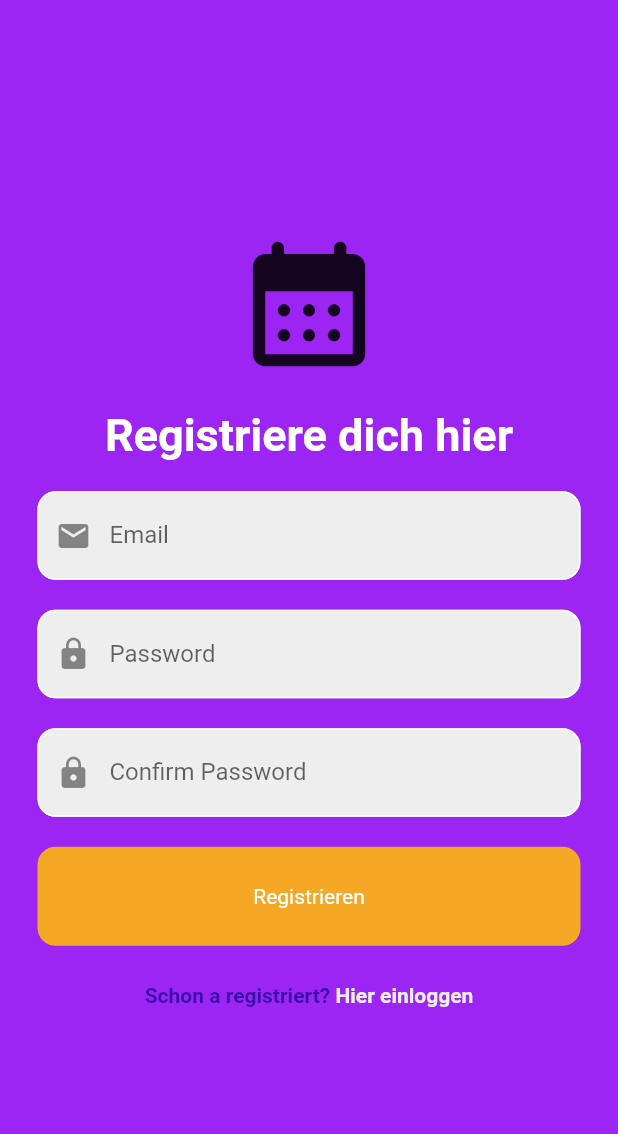
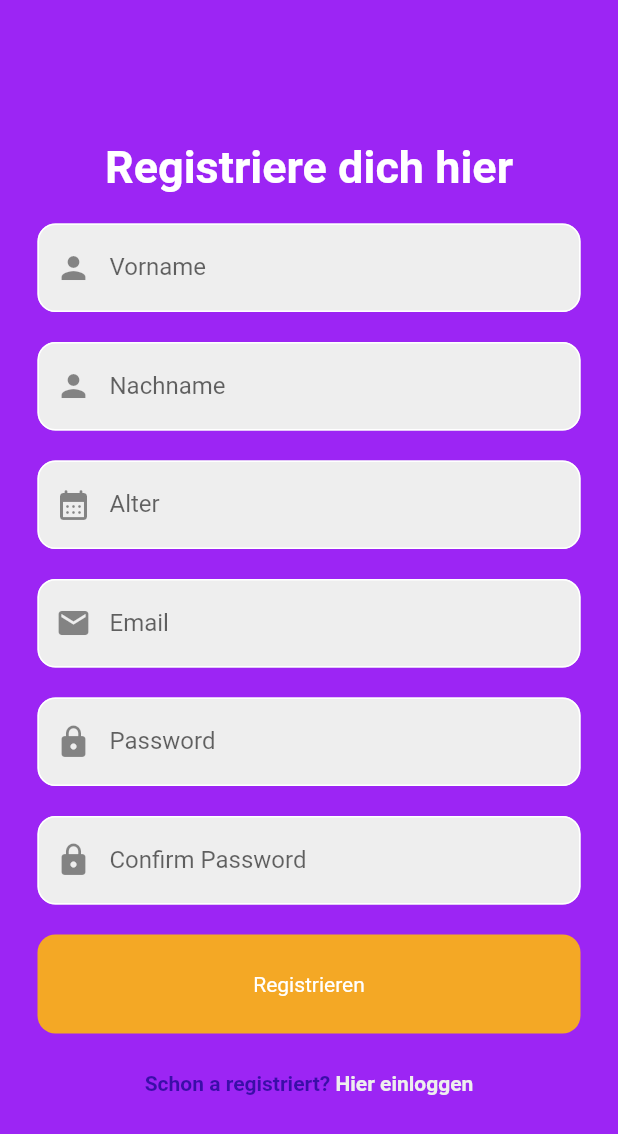
Before and after one commit to nigina23/flutterappclue, a Flutter app: the RegisterScreen screen opened directly with empty values, after a tap on "Registrieren", on a phone screen of 412 x 824 dp. Shown: the top 1134 px of the screen. Run offline on Flutter 3.47's test engine with Material 2 defaults, Android fonts, the phone set to English and light mode, and no system bars; our stand-ins replace cloud_firestore, firebase_auth, firebase_core, flutter_signin_button, image_picker, syncfusion_flutter_calendar; accounts and stored records are empty; network calls fail.

Commit message:
register screen added

```diff
--- a/lib/register_screen.dart
+++ b/lib/register_screen.dart
@@ -1,20 +1,25 @@
+import 'package:cloud_firestore/cloud_firestore.dart';
 import 'package:firebase_auth/firebase_auth.dart';
 import 'package:flutter/material.dart';
 
 class RegisterScreen extends StatefulWidget {
   final VoidCallback showLoginPage;
-  const RegisterScreen({Key? key, required this.showLoginPage}) : super(key: key);
+
+  const RegisterScreen({Key? key, required this.showLoginPage})
+      : super(key: key);
 
   @override
   State<RegisterScreen> createState() => _RegisterScreenState();
 }
 
 class _RegisterScreenState extends State<RegisterScreen> {
-
   //text controller
-  final _emailController=TextEditingController();
-  final _passwordController=TextEditingController();
+  final _emailController = TextEditingController();
+  final _passwordController = TextEditingController();
   final _confirmPasswordController = TextEditingController();
+  final _firstNameController = TextEditingController();
+  final _lastNameController = TextEditingController();
+  final _ageController = TextEditingController();
 
   @override
   void dispose() {
@@ -22,24 +27,48 @@ class _RegisterScreenState extends State<RegisterScreen> {
     _emailController.dispose();
     _passwordController.dispose();
     _confirmPasswordController.dispose();
+    _firstNameController.dispose();
+    _lastNameController.dispose();
+    _ageController.dispose();
     super.dispose();
   }
 
-  Future signUp () async {
+  Future signUp() async {
     if (passwordConfirmed()) {
+      //create user
       await FirebaseAuth.instance.createUserWithEmailAndPassword(
           email: _emailController.text.trim(),
           password: _passwordController.text.trim());
+      //add user details
+      addUserDetails(
+          _firstNameController.text.trim(),
+          _lastNameController.text.trim(),
+          _emailController.text.trim(),
+          int.parse(
+            _ageController.text.trim(),
+          ));
     }
   }
 
+  Future addUserDetails(
+      String firstName, String lastName, String email, int age) async {
+    await FirebaseFirestore.instance.collection('users').add({
+      'first name': firstName,
+      'last name': lastName,
+      'email': email,
+      'age': age,
+    });
+  }
+
   bool passwordConfirmed() {
-    if(_passwordController.text.trim()==_confirmPasswordController.text.trim()){
+    if (_passwordController.text.trim() ==
+        _confirmPasswordController.text.trim()) {
       return true;
-    }else {
+    } else {
       return false;
     }
   }
+
   @override
   Widget build(BuildContext context) {
     return Scaffold(
@@ -49,19 +78,92 @@ class _RegisterScreenState extends State<RegisterScreen> {
           child: SingleChildScrollView(
             child: Column(
               mainAxisAlignment: MainAxisAlignment.center,
-              children:[
-                const Icon(
-                  Icons.calendar_month_rounded,
-                  size: 100,
-                ),
-                const SizedBox(height: 20,),
-                const Text("Registriere dich hier",
+              children: [
+                const Text(
+                  "Registriere dich hier",
                   style: TextStyle(
                       fontWeight: FontWeight.bold,
                       color: Colors.white,
                       fontStyle: FontStyle.normal,
-                      fontSize: 30),),
-                SizedBox(height: 20,),
+                      fontSize: 30),
+                ),
+                SizedBox(
+                  height: 20,
+                ),
+                //first name textfield
+                Padding(
+                  padding: const EdgeInsets.symmetric(horizontal: 25.0),
+                  child: TextField(
+                    controller: _firstNameController,
+                    decoration: InputDecoration(
+                      enabledBorder: OutlineInputBorder(
+                        borderSide: BorderSide(color: Colors.white),
+                        borderRadius: BorderRadius.circular(12),
+                      ),
+                      focusedBorder: OutlineInputBorder(
+                        borderSide: BorderSide(color: Colors.deepOrange),
+                        borderRadius: BorderRadius.circular(12),
+                      ),
+                      fillColor: Colors.grey[200],
+                      filled: true,
+                      border: InputBorder.none,
+                      prefixIcon: Icon(Icons.person),
+                      labelText: 'Vorname',
+                    ),
+                  ),
+                ),
+                SizedBox(
+                  height: 20,
+                ),
+                //last name Textfield
+                Padding(
+                  padding: const EdgeInsets.symmetric(horizontal: 25.0),
+                  child: TextField(
+                    controller: _lastNameController,
+                    decoration: InputDecoration(
+                      enabledBorder: OutlineInputBorder(
+                        borderSide: BorderSide(color: Colors.white),
+                        borderRadius: BorderRadius.circular(12),
+                      ),
+                      focusedBorder: OutlineInputBorder(
+                        borderSide: BorderSide(color: Colors.deepOrange),
+                        borderRadius: BorderRadius.circular(12),
+                      ),
+                      fillColor: Colors.grey[200],
+                      filled: true,
+                      border: InputBorder.none,
+                      prefixIcon: Icon(Icons.person),
+                      labelText: 'Nachname',
+                    ),
+                  ),
+                ),
+                SizedBox(
+                  height: 20,
+                ),
+                Padding(
+                  padding: const EdgeInsets.symmetric(horizontal: 25.0),
+                  child: TextField(
+                    controller: _ageController,
+                    decoration: InputDecoration(
+                      enabledBorder: OutlineInputBorder(
+                        borderSide: BorderSide(color: Colors.white),
+                        borderRadius: BorderRadius.circular(12),
+                      ),
+                      focusedBorder: OutlineInputBorder(
+                        borderSide: BorderSide(color: Colors.deepOrange),
+                        borderRadius: BorderRadius.circular(12),
+                      ),
+                      fillColor: Colors.grey[200],
+                      filled: true,
+                      border: InputBorder.none,
+                      prefixIcon: Icon(Icons.calendar_month_rounded),
+                      labelText: 'Alter',
+                    ),
+                  ),
+                ),
+                SizedBox(
+                  height: 20,
+                ),
                 //email textfield
                 Padding(
                   padding: const EdgeInsets.symmetric(horizontal: 25.0),
@@ -84,16 +186,13 @@ class _RegisterScreenState extends State<RegisterScreen> {
                     ),
                   ),
                 ),
-
-
-
-
-                const SizedBox(height: 20,),
-
+                const SizedBox(
+                  height: 20,
+                ),
                 //password textfield
                 Padding(
                   padding: const EdgeInsets.symmetric(horizontal: 25.0),
-                  child:TextField(
+                  child: TextField(
                     controller: _passwordController,
                     decoration: InputDecoration(
                       enabledBorder: OutlineInputBorder(
@@ -104,7 +203,6 @@ class _RegisterScreenState extends State<RegisterScreen> {
                         borderSide: const BorderSide(color: Colors.deepOrange),
                         borderRadius: BorderRadius.circular(12),
                       ),
-
                       border: InputBorder.none,
                       prefixIcon: Icon(Icons.lock),
                       labelText: 'Password',
@@ -113,11 +211,13 @@ class _RegisterScreenState extends State<RegisterScreen> {
                     ),
                   ),
                 ),
-                const SizedBox(height: 20,),
+                const SizedBox(
+                  height: 20,
+                ),
                 // controlle des Passwords
                 Padding(
                   padding: const EdgeInsets.symmetric(horizontal: 25.0),
-                  child:TextField(
+                  child: TextField(
                     controller: _confirmPasswordController,
                     decoration: InputDecoration(
                       enabledBorder: OutlineInputBorder(
@@ -128,7 +228,6 @@ class _RegisterScreenState extends State<RegisterScreen> {
                         borderSide: const BorderSide(color: Colors.deepOrange),
                         borderRadius: BorderRadius.circular(12),
                       ),
-
                       border: InputBorder.none,
                       prefixIcon: Icon(Icons.lock),
                       labelText: 'Confirm Password',
@@ -137,7 +236,9 @@ class _RegisterScreenState extends State<RegisterScreen> {
                     ),
                   ),
                 ),
-                const SizedBox(height: 20,),
+                const SizedBox(
+                  height: 20,
+                ),
 
                 //signing button
                 Padding(
@@ -150,37 +251,43 @@ class _RegisterScreenState extends State<RegisterScreen> {
                           color: Color(0xFFf4a825),
                           borderRadius: BorderRadius.circular(12)),
                       child: const Center(
-                        child: Text("Registrieren",
+                        child: Text(
+                          "Registrieren",
                           style: TextStyle(
                             color: Colors.white,
-                          ),),
+                          ),
+                        ),
                       ),
                     ),
                   ),
                 ),
-                SizedBox(height: 25,),
+                SizedBox(
+                  height: 25,
+                ),
                 Row(
                   mainAxisAlignment: MainAxisAlignment.center,
                   children: [
-                    Text("Schon a registriert? ",
+                    Text(
+                      "Schon a registriert? ",
                       style: TextStyle(
                         color: Color(0xFF3A0EA8),
                         fontWeight: FontWeight.bold,
-                      ),),
+                      ),
+                    ),
                     GestureDetector(
-                      onTap:widget.showLoginPage ,
-                      child: Text("Hier einloggen",style: TextStyle(
-                          color: Colors.grey[200],
-                          fontWeight: FontWeight.bold),
+                      onTap: widget.showLoginPage,
+                      child: Text(
+                        "Hier einloggen",
+                        style: TextStyle(
+                            color: Colors.grey[200],
+                            fontWeight: FontWeight.bold),
                       ),
                     )
                   ],
                 ),
               ],
-
             ),
           ),
-
         ),
       ),
     );
--- a/pubspec.yaml
+++ b/pubspec.yaml
@@ -40,8 +40,10 @@ dependencies:
   cupertino_icons: ^1.0.2
   syncfusion_flutter_calendar: ^20.3.49
   firebase_auth: ^3.3.14
+  cloud_firestore: ^3.1.13
   image_picker: ^0.8.6
   path_provider: ^2.0.11
+  flutter_signin_button: ^2.0.0
 
 
 dev_dependencies:
```
Also changed, not shown: lib/login_screen.dart (+87 -44 lines), pubspec.lock, 2 other files.
